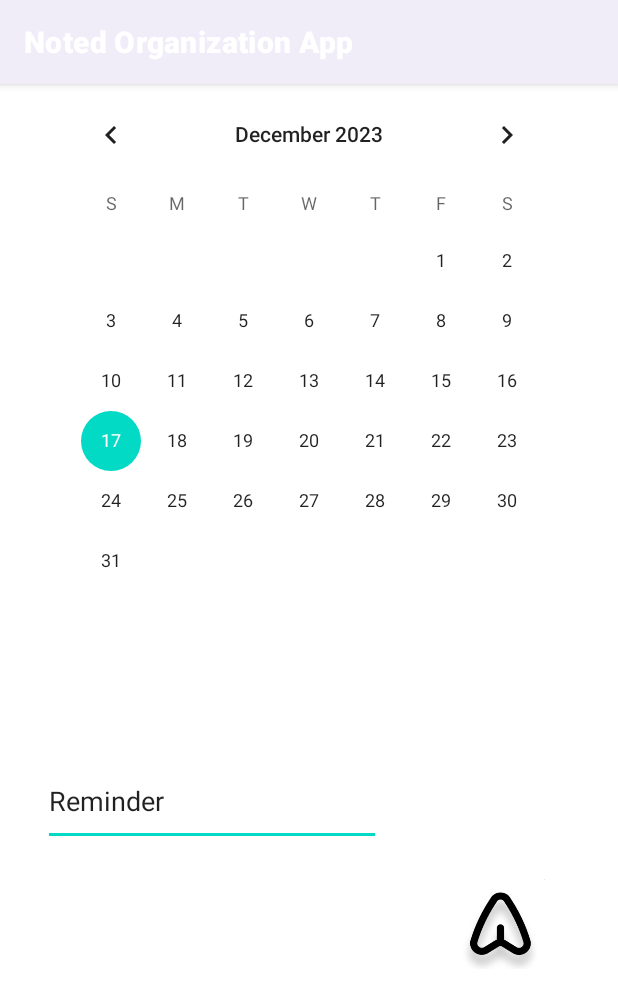
After one commit to ShahdO3/SE_Project, an Android app: the fragment AddReminderFragment shown on its own in the app's theme, on a phone screen of 412 x 824 dp. The commit adds this screen. Shown: the top 1007 px of the screen. Run offline under Robolectric (Android 15) with nearby library versions, the phone set to English and light mode, and no system bars.

Commit message:
worked on reminders
incomplete

untested

```diff
--- /dev/null
+++ b/app/src/main/java/com/example/notedApp/AddReminderFragment.kt
@@ -0,0 +1,64 @@
+package com.example.notedApp
+
+import android.os.Bundle
+import androidx.fragment.app.Fragment
+import android.view.LayoutInflater
+import android.view.View
+import android.view.ViewGroup
+import android.widget.CalendarView
+import android.widget.EditText
+import android.widget.TextView
+import android.widget.Toast
+import com.example.notedApp.databinding.FragmentAddReminderBinding
+
+
+class AddReminderFragment : Fragment() {
+
+    private lateinit var binding:FragmentAddReminderBinding
+    private lateinit var listener: dialogSubmitBtnClickListener
+
+    fun setListener(listener: dialogSubmitBtnClickListener){
+        this.listener = listener
+    }
+
+
+    override fun onCreateView(
+        inflater: LayoutInflater, container: ViewGroup?,
+        savedInstanceState: Bundle?
+    ): View? {
+        binding = FragmentAddReminderBinding.inflate(inflater,container,false)
+        return binding.root
+    }
+
+    override fun onViewCreated(view: View, savedInstanceState: Bundle?) {
+        super.onViewCreated(view, savedInstanceState)
+
+        registerEvents()
+    }
+
+    private fun registerEvents(){
+
+        binding.SubmitBtn.setOnClickListener {
+
+            val reminder = binding.Remindertxt.text.toString()
+
+            val date = binding.calendarView2.date.toString()
+
+            if (reminder.isNotEmpty() && date.isNotEmpty()){
+
+                listener.onSaveTask(reminder,date,binding.Remindertxt)
+
+            }else{
+                Toast.makeText(context, "Empty inputs", Toast.LENGTH_SHORT).show()
+            }
+
+
+        }
+    }
+
+    interface dialogSubmitBtnClickListener{
+
+        fun onSaveTask(reminder: String, date: String,  remindertxt : EditText)
+    }
+
+}
--- /dev/null
+++ b/app/src/main/res/layout/fragment_add_reminder.xml
@@ -0,0 +1,44 @@
+<?xml version="1.0" encoding="utf-8"?>
+<androidx.constraintlayout.widget.ConstraintLayout xmlns:android="http://schemas.android.com/apk/res/android"
+    xmlns:app="http://schemas.android.com/apk/res-auto"
+    xmlns:tools="http://schemas.android.com/tools"
+    android:layout_width="match_parent"
+    android:layout_height="match_parent"
+    tools:context=".AddReminderFragment">
+
+    <CalendarView
+        android:id="@+id/calendarView2"
+        android:layout_width="wrap_content"
+        android:layout_height="wrap_content"
+        app:layout_constraintEnd_toEndOf="parent"
+        app:layout_constraintStart_toStartOf="parent"
+        app:layout_constraintTop_toTopOf="parent" />
+
+
+    <ImageButton
+        android:id="@+id/SubmitBtn"
+        android:layout_width="60dp"
+        android:layout_height="60dp"
+        android:layout_marginTop="204dp"
+        android:layout_marginBottom="178dp"
+        android:background="@drawable/submitarrow"
+        app:layout_constraintBottom_toBottomOf="parent"
+        app:layout_constraintEnd_toEndOf="parent"
+        app:layout_constraintStart_toEndOf="@+id/Remindertxt" />
+
+
+
+    <EditText
+        android:id="@+id/Remindertxt"
+        android:layout_width="225dp"
+        android:layout_height="59dp"
+        android:ems="10"
+        android:inputType="textPersonName"
+        android:text="Reminder"
+        android:layout_marginBottom="150dp"
+        android:layout_marginRight="130dp"
+        app:layout_constraintBottom_toBottomOf="parent"
+        app:layout_constraintEnd_toEndOf="parent"
+        app:layout_constraintStart_toStartOf="parent"
+        app:layout_constraintTop_toBottomOf="@+id/calendarView2" />
+</androidx.constraintlayout.widget.ConstraintLayout>
```
Also changed, not shown: app/src/main/java/com/example/notedApp/reminders.kt (+52 -40 lines), app/src/main/res/layout/fragment_reminders.xml (+13 -0 lines).
